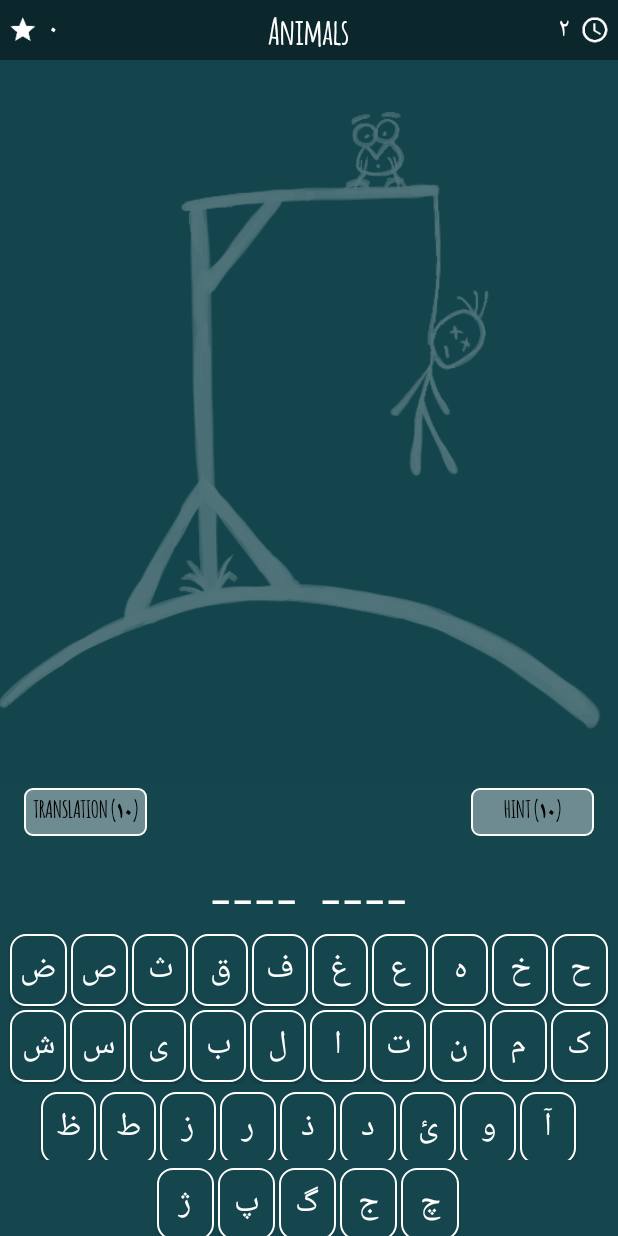
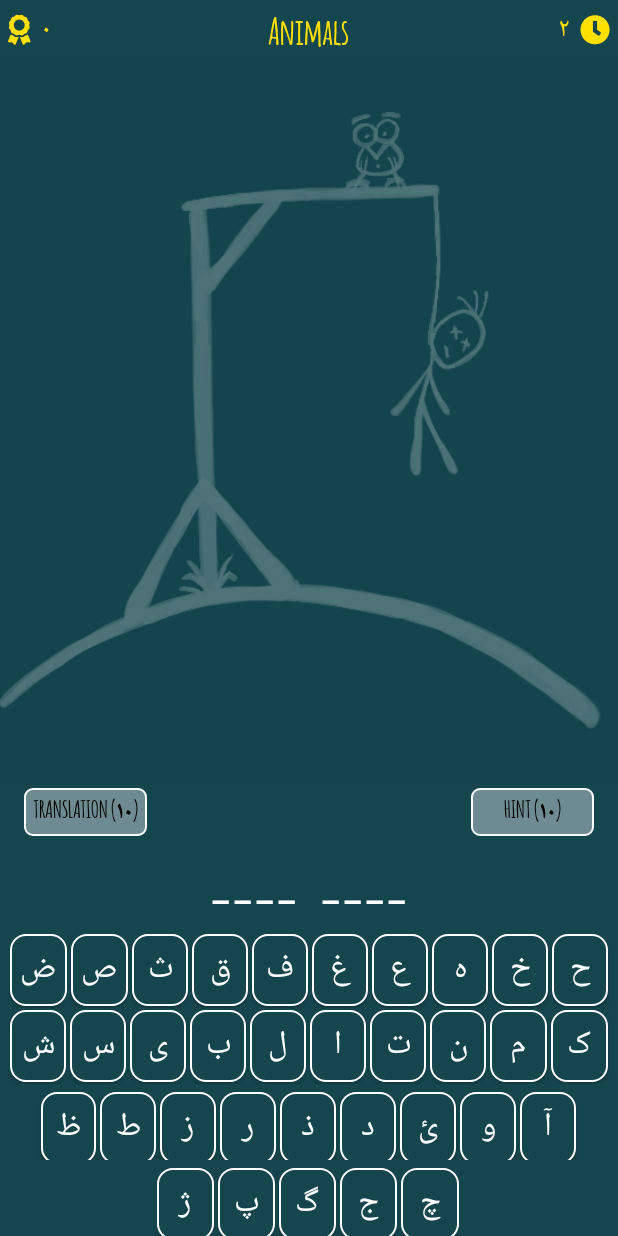
Before and after one commit to Soharash/sloth, an Android app: the GameActivity screen opened directly, with no data from a screen before it, on a phone screen of 412 x 824 dp. Run offline under Robolectric (Android 15) with nearby library versions, the phone set to English and light mode, and no system bars; our stand-ins replace AdMob; 3 statements that could not run were skipped.

Commit message:
Update UI

```diff
--- a/app/src/main/res/layout/activity_game.xml
+++ b/app/src/main/res/layout/activity_game.xml
@@ -9,7 +9,6 @@
         android:id="@+id/linearLayout"
         android:layout_width="match_parent"
         android:layout_height="40.0dip"
-        android:background="#70000000"
         android:gravity="center_vertical"
         android:orientation="horizontal"
         android:paddingLeft="5.0dip"
@@ -22,11 +21,15 @@
             android:gravity="center_vertical"
             android:orientation="horizontal">
 
-            <ImageView
+            <com.sohara.hangman.CustomViews.IconTextView
                 android:id="@+id/imageView"
-                android:layout_width="20.0dip"
-                android:layout_height="20.0dip"
-                ads:srcCompat="@drawable/ic_star_white_24dp" />
+                android:layout_width="wrap_content"
+                android:layout_height="wrap_content"
+                android:gravity="center_vertical"
+                android:tag="font_awesome_solid.otf"
+                android:text="@string/icon_award"
+                android:textColor="@color/gold_color"
+                android:textSize="20dp" />
 
             <TextView
                 android:id="@+id/tvScore"
@@ -36,7 +39,7 @@
                 android:paddingLeft="7.0dip"
                 android:text="0"
                 android:textSize="18dp"
-                android:textColor="#ffffffff" />
+                android:textColor="@color/gold_color" />
         </LinearLayout>
 
         <com.sohara.hangman.CustomViews.CustomTextView
@@ -46,7 +49,7 @@
             android:layout_weight="50.0"
             android:gravity="center_horizontal"
             android:tag="2"
-            android:textColor="#ffffffff"
+            android:textColor="@color/gold_color"
             android:textSize="24.0sp" />
 
         <LinearLayout
@@ -65,14 +68,18 @@
                 android:paddingRight="7.0dip"
                 android:text="0"
                 android:textSize="18dp"
-                android:textColor="#ffffffff" />
+                android:textColor="@color/gold_color" />
 
-            <ImageView
+            <com.sohara.hangman.CustomViews.IconTextView
                 android:id="@+id/imageView2"
-                android:layout_width="20.0dip"
-                android:layout_height="20.0dip"
-                android:adjustViewBounds="true"
-                ads:srcCompat="@mipmap/ic_schedule_white_24dp" />
+                android:layout_width="wrap_content"
+                android:textSize="20dp"
+                android:layout_gravity="center_vertical"
+                android:text="@string/icon_timer"
+                android:tag="font_awesome_solid.otf"
+                android:textColor="@color/gold_color"
+                android:layout_height="wrap_content"
+                />
         </LinearLayout>
     </LinearLayout>
 
--- a/app/src/main/res/values/colors.xml
+++ b/app/src/main/res/values/colors.xml
@@ -6,6 +6,7 @@
     <color name="colorPrimaryDark">#0f3b42</color>
 
     <color name="navigationbar_color">@color/colorPrimaryDark</color>
+    <color name="gold_color">#FFDF00</color>
 
     <color name="colorKeyboard">#ffffff</color>
 
--- a/app/src/main/res/values/image_codes.xml
+++ b/app/src/main/res/values/image_codes.xml
@@ -1,4 +1,6 @@
 <?xml version="1.0" encoding="utf-8"?>
 <resources>
     <string name="icon_shield_alt" translatable="false">&#xf3ed;</string>
+    <string name="icon_award" translatable="false">&#xf559;</string>
+    <string name="icon_timer" translatable="false">&#xf017;</string>
 </resources>
```
